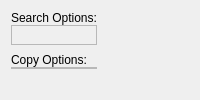
dewhisna/KingJamesPureBibleSearch, file programs/KJVCanOpener/KJVGeneralSettingsConfig.ui: the form before one commit.
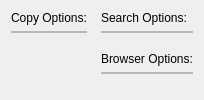
The form after the commit. Custom widgets are drawn as their Qt base class.

Commit message: Added Browser Options to our configuration settings and included NavigationActivationDelay and PassageReferenceActivationDelay, which is now added to our persistent settings.  Added SearchPhraseActivationDelay setting to the SearchPhraseSettings in the configuration settings as well.  Moved all of these settings out of the individual SearchSpec and KJVBrowser objects into the PersistentSettings class object to facilitate setting/restoring them as they should be.  Cleaned up the code related to these a bit.

What changed in the file:
```diff
--- a/programs/KJVCanOpener/KJVGeneralSettingsConfig.ui
+++ b/programs/KJVCanOpener/KJVGeneralSettingsConfig.ui
@@ -27,42 +27,21 @@
   <property name="windowTitle">
    <string>General Settings</string>
   </property>
-  <layout class="QGridLayout" name="gridLayout">
-   <property name="verticalSpacing">
-    <number>0</number>
-   </property>
-   <item row="5" column="0">
-    <spacer name="verticalSpacer">
-     <property name="orientation">
-      <enum>Qt::Vertical</enum>
-     </property>
-     <property name="sizeHint" stdset="0">
-      <size>
-       <width>20</width>
-       <height>0</height>
-      </size>
-     </property>
-    </spacer>
-   </item>
-   <item row="1" column="0">
-    <widget class="QFrame" name="frameSearchOptions">
-     <property name="frameShape">
-      <enum>QFrame::StyledPanel</enum>
-     </property>
-     <property name="frameShadow">
-      <enum>QFrame::Sunken</enum>
-     </property>
-     <layout class="QGridLayout" name="gridLayout_3">
-      <property name="margin">
-       <number>0</number>
-      </property>
+  <layout class="QGridLayout" name="gridLayout_4">
       <item row="0" column="0">
-       <widget class="CConfigSearchOptions" name="widgetSearchOptions" native="true"/>
-      </item>
-     </layout>
-    </widget>
-   </item>
-   <item row="4" column="0">
+    <layout class="QHBoxLayout" name="horizontalLayout">
+     <item>
+      <layout class="QVBoxLayout" name="verticalLayout_5">
+       <item>
+        <layout class="QVBoxLayout" name="verticalLayout">
+         <item>
+          <widget class="QLabel" name="lblCopyOptions">
+           <property name="text">
+            <string>Copy Options:</string>
+           </property>
+          </widget>
+         </item>
+         <item>
     <widget class="QFrame" name="frameCopyOptions">
      <property name="frameShape">
       <enum>QFrame::StyledPanel</enum>
@@ -80,48 +59,144 @@
      </layout>
     </widget>
    </item>
-   <item row="0" column="0">
+        </layout>
+       </item>
+       <item>
+        <spacer name="verticalSpacer_3">
+         <property name="orientation">
+          <enum>Qt::Vertical</enum>
+         </property>
+         <property name="sizeHint" stdset="0">
+          <size>
+           <width>20</width>
+           <height>0</height>
+          </size>
+         </property>
+        </spacer>
+       </item>
+      </layout>
+     </item>
+     <item>
+      <spacer name="horizontalSpacer">
+       <property name="orientation">
+        <enum>Qt::Horizontal</enum>
+       </property>
+       <property name="sizeType">
+        <enum>QSizePolicy::Fixed</enum>
+       </property>
+       <property name="sizeHint" stdset="0">
+        <size>
+         <width>8</width>
+         <height>20</height>
+        </size>
+       </property>
+      </spacer>
+     </item>
+     <item>
+      <layout class="QVBoxLayout" name="verticalLayout_4">
+       <item>
+        <layout class="QVBoxLayout" name="verticalLayout_2">
+         <item>
     <widget class="QLabel" name="lblSearchOptions">
      <property name="text">
       <string>Search Options:</string>
      </property>
     </widget>
    </item>
-   <item row="1" column="1">
-    <spacer name="horizontalSpacer">
+         <item>
+          <widget class="QFrame" name="frameSearchOptions">
+           <property name="frameShape">
+            <enum>QFrame::StyledPanel</enum>
+           </property>
+           <property name="frameShadow">
+            <enum>QFrame::Sunken</enum>
+           </property>
+           <layout class="QGridLayout" name="gridLayout_3">
+            <property name="margin">
+             <number>0</number>
+            </property>
+            <item row="0" column="0">
+             <widget class="CConfigSearchOptions" name="widgetSearchOptions" native="true"/>
+            </item>
+           </layout>
+          </widget>
+         </item>
+        </layout>
+       </item>
+       <item>
+        <spacer name="verticalSpacer">
      <property name="orientation">
-      <enum>Qt::Horizontal</enum>
+          <enum>Qt::Vertical</enum>
+         </property>
+         <property name="sizeType">
+          <enum>QSizePolicy::Fixed</enum>
      </property>
      <property name="sizeHint" stdset="0">
       <size>
-       <width>0</width>
-       <height>20</height>
+           <width>20</width>
+           <height>13</height>
       </size>
      </property>
     </spacer>
    </item>
-   <item row="3" column="0">
-    <widget class="QLabel" name="lblCopyOptions">
+       <item>
+        <layout class="QVBoxLayout" name="verticalLayout_3">
+         <item>
+          <widget class="QLabel" name="lblBrowserOptions">
      <property name="text">
-      <string>Copy Options:</string>
+            <string>Browser Options:</string>
      </property>
     </widget>
    </item>
-   <item row="2" column="0">
+         <item>
+          <widget class="QFrame" name="frameBrowserOptions">
+           <property name="frameShape">
+            <enum>QFrame::StyledPanel</enum>
+           </property>
+           <property name="frameShadow">
+            <enum>QFrame::Sunken</enum>
+           </property>
+           <layout class="QGridLayout" name="gridLayout">
+            <property name="margin">
+             <number>0</number>
+            </property>
+            <item row="0" column="0">
+             <widget class="CConfigBrowserOptions" name="widgetBrowserOptions" native="true"/>
+            </item>
+           </layout>
+          </widget>
+         </item>
+        </layout>
+       </item>
+       <item>
     <spacer name="verticalSpacer_2">
      <property name="orientation">
       <enum>Qt::Vertical</enum>
      </property>
-     <property name="sizeType">
-      <enum>QSizePolicy::Fixed</enum>
-     </property>
      <property name="sizeHint" stdset="0">
       <size>
        <width>20</width>
-       <height>8</height>
+           <height>0</height>
       </size>
      </property>
     </spacer>
+       </item>
+      </layout>
+     </item>
+     <item>
+      <spacer name="horizontalSpacer_2">
+       <property name="orientation">
+        <enum>Qt::Horizontal</enum>
+       </property>
+       <property name="sizeHint" stdset="0">
+        <size>
+         <width>0</width>
+         <height>20</height>
+        </size>
+       </property>
+      </spacer>
+     </item>
+    </layout>
    </item>
   </layout>
  </widget>
@@ -138,6 +213,12 @@
    <header>KJVConfiguration.h</header>
    <container>1</container>
   </customwidget>
+  <customwidget>
+   <class>CConfigBrowserOptions</class>
+   <extends>QWidget</extends>
+   <header>KJVConfiguration.h</header>
+   <container>1</container>
+  </customwidget>
  </customwidgets>
  <resources/>
  <connections/>
```
Lines whose indentation alone changed are shown as unchanged. The commit also changes 14 other files.
